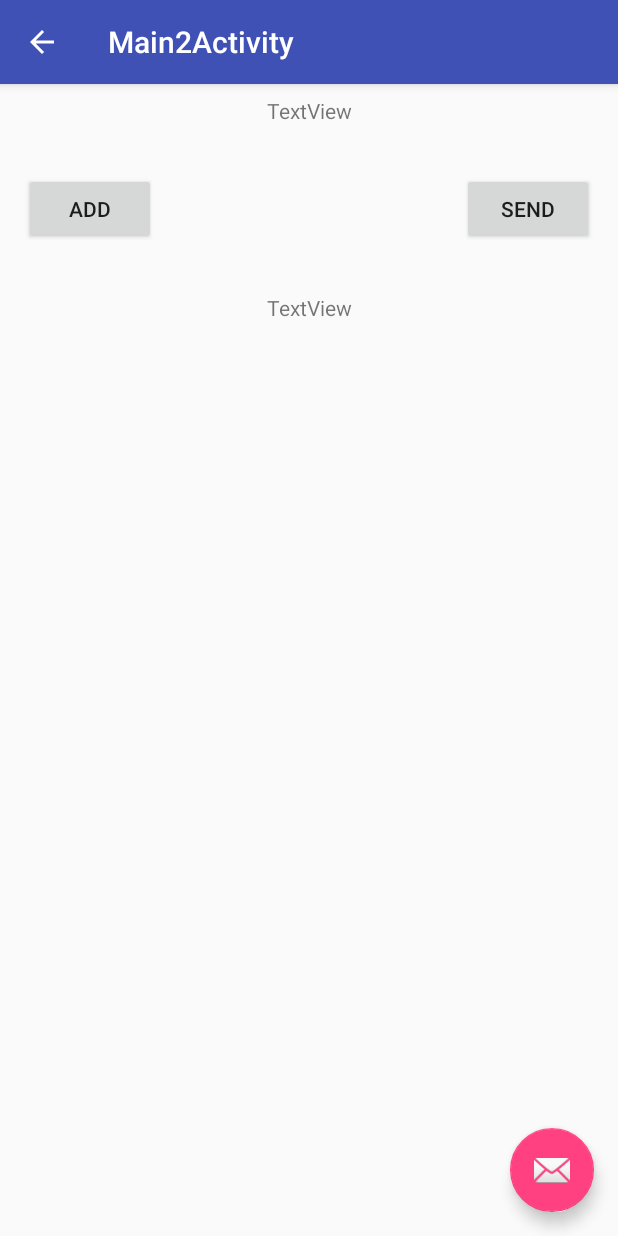
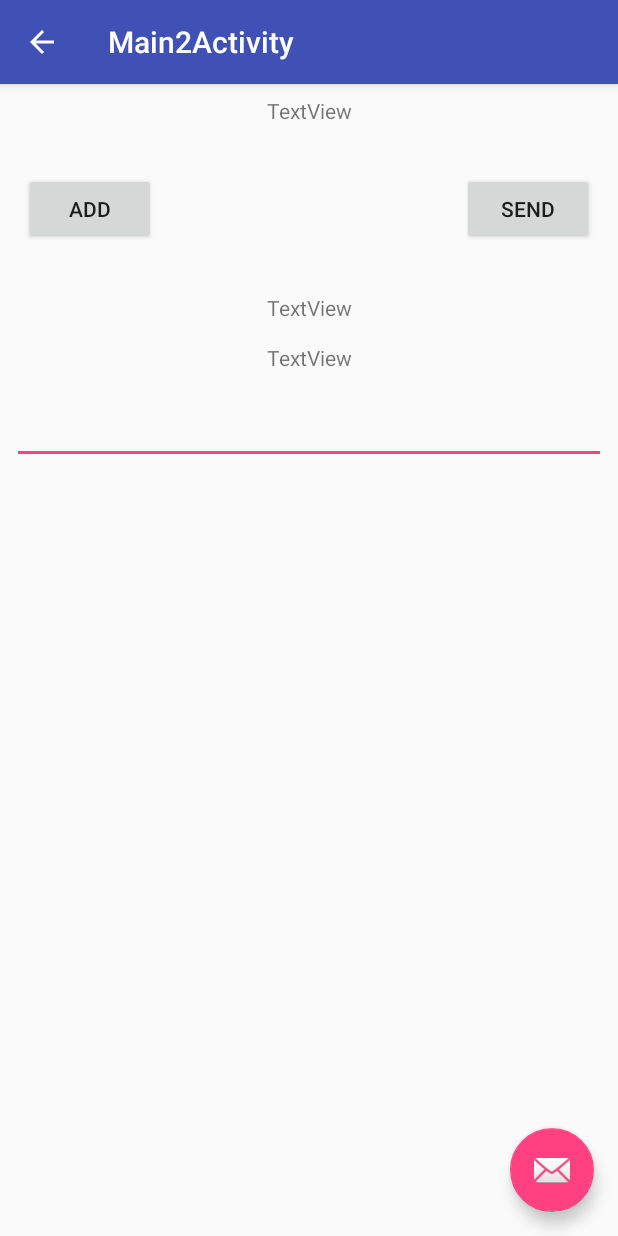
Before and after one commit to kalter704/TestRxJava, an Android app: the screen it shows after launch (Main2Activity), on a phone screen of 412 x 824 dp. Run offline under Robolectric (Android 15) with nearby library versions, the phone set to English and light mode, and no system bars; our stand-ins replace ButterKnife, RxJava; libraries missing offline, so code that uses them is left out: com.cantrowitz.rxbroadcast; 2 statements that could not run were skipped.

```diff
--- a/app/build.gradle
+++ b/app/build.gradle
@@ -30,7 +30,6 @@ dependencies {
         exclude group: 'com.android.support', module: 'support-annotations'
     })
 
-
     compile 'com.android.support:appcompat-v7:26.+'
     compile 'com.android.support.constraint:constraint-layout:1.0.2'
 
--- a/app/src/main/java/ru/comp/vas/testrxjava/Main2Activity.java
+++ b/app/src/main/java/ru/comp/vas/testrxjava/Main2Activity.java
@@ -9,22 +9,21 @@ import android.support.v7.app.AppCompatActivity;
 import android.support.v7.widget.Toolbar;
 import android.util.Log;
 import android.view.View;
-import android.widget.Button;
+import android.widget.EditText;
 import android.widget.TextView;
 
 import com.cantrowitz.rxbroadcast.RxBroadcast;
 
 import java.util.ArrayList;
 import java.util.List;
+import java.util.concurrent.TimeUnit;
 
 import butterknife.BindView;
 import butterknife.ButterKnife;
 import butterknife.OnClick;
 import io.reactivex.Observable;
-import io.reactivex.Scheduler;
 import io.reactivex.android.schedulers.AndroidSchedulers;
 import io.reactivex.disposables.CompositeDisposable;
-import io.reactivex.disposables.Disposable;
 import io.reactivex.schedulers.Schedulers;
 
 public class Main2Activity extends AppCompatActivity {
@@ -41,6 +40,14 @@ public class Main2Activity extends AppCompatActivity {
 
     @BindView(R.id.tv_receiver)
     TextView mReceiverTextView;
+
+    @BindView(R.id.tv_text_from_edittext)
+    TextView mTextFormEditText;
+
+    @BindView(R.id.et_text)
+    EditText mEditText;
+
+
 
     private CompositeDisposable mCompositeDisposable = new CompositeDisposable();
 
@@ -128,6 +135,26 @@ public class Main2Activity extends AppCompatActivity {
                         )
         );
 
+
+        mCompositeDisposable.add(RxEditTextObservable.getRxEditTextObservable(mEditText)
+                .doOnNext(s -> Log.i(TAG, s))
+                .map(s -> {
+                    if (!s.equals("")) return s;
+                    else return "Android";
+                })
+                .map(s -> s + " - VVV")
+                .doOnNext(s -> Log.i(TAG, s))
+                .map(s -> s.replace(" ", ""))
+                .filter(s -> !s.contains("ccc"))
+                .subscribeOn(Schedulers.io())
+                .observeOn(AndroidSchedulers.mainThread())
+                .subscribe(
+                        mTextFormEditText::setText,
+                        Throwable::printStackTrace,
+                        this::printLine
+                )
+        );
+
     }
 
     private void receiveFormBroadcast(Intent intent) {
--- /dev/null
+++ b/app/src/main/java/ru/comp/vas/testrxjava/RxEditTextObservable.java
@@ -0,0 +1,37 @@
+package ru.comp.vas.testrxjava;
+
+import android.text.Editable;
+import android.text.TextWatcher;
+import android.widget.EditText;
+
+import io.reactivex.Observable;
+import io.reactivex.annotations.NonNull;
+import io.reactivex.subjects.PublishSubject;
+
+public class RxEditTextObservable {
+
+    public static Observable<String> getRxEditTextObservable(@NonNull final EditText editText) {
+
+        final PublishSubject<String> subject = PublishSubject.create();
+
+        editText.addTextChangedListener(new TextWatcher() {
+            @Override
+            public void beforeTextChanged(CharSequence charSequence, int i, int i1, int i2) {
+
+            }
+
+            @Override
+            public void onTextChanged(CharSequence charSequence, int i, int i1, int i2) {
+                subject.onNext(charSequence.toString());
+            }
+
+            @Override
+            public void afterTextChanged(Editable editable) {
+
+            }
+        });
+
+        return subject;
+    }
+
+}
--- a/app/src/main/res/layout/content_main2.xml
+++ b/app/src/main/res/layout/content_main2.xml
@@ -51,4 +51,30 @@
         app:layout_constraintLeft_toLeftOf="parent"
         app:layout_constraintRight_toRightOf="parent"
         app:layout_constraintTop_toBottomOf="@+id/btn_send"/>
+
+    <TextView
+        android:id="@+id/tv_text_from_edittext"
+        android:layout_width="wrap_content"
+        android:layout_height="wrap_content"
+        android:text="TextView"
+        android:layout_marginTop="14dp"
+        app:layout_constraintTop_toBottomOf="@+id/tv_receiver"
+        android:layout_marginLeft="8dp"
+        app:layout_constraintLeft_toLeftOf="parent"
+        android:layout_marginRight="8dp"
+        app:layout_constraintRight_toRightOf="parent"/>
+
+    <EditText
+        android:id="@+id/et_text"
+        android:layout_width="match_parent"
+        android:layout_height="wrap_content"
+        android:layout_marginLeft="8dp"
+        android:layout_marginRight="8dp"
+        android:layout_marginTop="16dp"
+        android:ems="10"
+        android:inputType="textPersonName"
+        app:layout_constraintLeft_toLeftOf="parent"
+        app:layout_constraintRight_toRightOf="parent"
+        app:layout_constraintTop_toBottomOf="@+id/tv_text_from_edittext"
+        app:layout_constraintHorizontal_bias="0.0"/>
 </android.support.constraint.ConstraintLayout>
```
Also changed, not shown: 1 other file.
